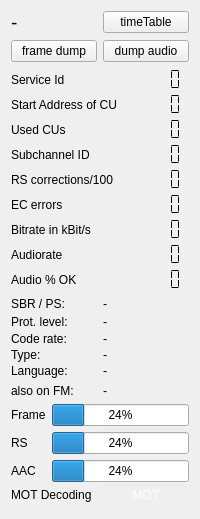
This is forms/technical_data.ui in tomneda/DABstar as Qt 5 draws it before an edit. The edited form follows.
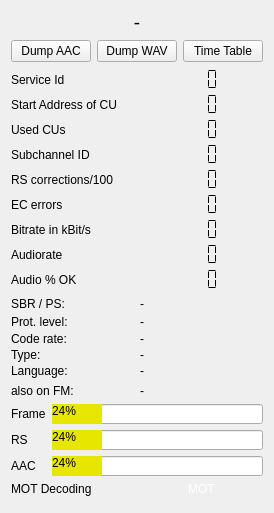
This is the edited form. Custom widgets are drawn as their Qt base class.

The edit to the form file:
```diff
--- a/forms/technical_data.ui
+++ b/forms/technical_data.ui
@@ -12,6 +12,12 @@
       <layout class="QHBoxLayout" name="horizontalLayout_2">
        <item>
         <widget class="QLabel" name="programName">
+         <property name="maximumSize">
+          <size>
+           <width>16777215</width>
+           <height>40</height>
+          </size>
+         </property>
          <property name="font">
           <font>
            <pointsize>14</pointsize>
@@ -23,20 +29,13 @@
          <property name="text">
           <string>-</string>
          </property>
+         <property name="alignment">
+          <set>Qt::AlignCenter</set>
+         </property>
         </widget>
        </item>
       </layout>
      </item>
-     <item>
-      <widget class="QPushButton" name="timeTable_button">
-       <property name="toolTip">
-        <string>&lt;html&gt;&lt;head/&gt;&lt;body&gt;&lt;p&gt;If configured - opens a new windows with SPI (formerly called EPG) preview.&lt;/p&gt;&lt;p&gt;&lt;br/&gt;&lt;/p&gt;&lt;p&gt;Note that this is still work in progress.&lt;/p&gt;&lt;/body&gt;&lt;/html&gt;</string>
-       </property>
-       <property name="text">
-        <string>timeTable</string>
-       </property>
-      </widget>
-     </item>
     </layout>
    </item>
    <item>
@@ -47,7 +46,7 @@
         <string>&lt;html&gt;&lt;head/&gt;&lt;body&gt;&lt;p&gt;DAB+ audio services are encoded in an AAC format. &lt;/p&gt;&lt;p&gt;Touching this button will show a menu to store the AAC frames into a file.&lt;/p&gt;&lt;p&gt;As usual, touching the button again will close the output file. Programs like vlc can handle such files.&lt;/p&gt;&lt;/body&gt;&lt;/html&gt;</string>
        </property>
        <property name="text">
-        <string>frame dump</string>
+        <string>Dump AAC</string>
        </property>
       </widget>
      </item>
@@ -57,7 +56,17 @@
         <string>&lt;html&gt;&lt;head/&gt;&lt;body&gt;&lt;p&gt;The audio output can be saved as a file in uncompressed PCM format. &lt;/p&gt;&lt;p&gt;Touching this button will show a menu to save the PCM data into a file.&lt;/p&gt;&lt;p&gt;The output is a regular &amp;quot;.wav&amp;quot; file which can be handled by many other audio programs.&lt;/p&gt;&lt;/body&gt;&lt;/html&gt;</string>
        </property>
        <property name="text">
-        <string>dump audio</string>
+        <string>Dump WAV</string>
+       </property>
+      </widget>
+     </item>
+     <item>
+      <widget class="QPushButton" name="timeTable_button">
+       <property name="toolTip">
+        <string>&lt;html&gt;&lt;head/&gt;&lt;body&gt;&lt;p&gt;If configured - opens a new windows with SPI (formerly called EPG) preview.&lt;/p&gt;&lt;p&gt;&lt;br/&gt;Note that this is still work in progress.&lt;/p&gt;&lt;/body&gt;&lt;/html&gt;</string>
+       </property>
+       <property name="text">
+        <string>Time Table</string>
        </property>
       </widget>
      </item>
@@ -358,9 +367,24 @@
     <layout class="QGridLayout" name="gridLayout">
      <item row="2" column="2">
       <widget class="QProgressBar" name="aacError_display">
+       <property name="minimumSize">
+        <size>
+         <width>0</width>
+         <height>0</height>
+        </size>
+       </property>
+       <property name="maximumSize">
+        <size>
+         <width>16777215</width>
+         <height>20</height>
+        </size>
+       </property>
        <property name="toolTip">
         <string>&lt;html&gt;&lt;head/&gt;&lt;body&gt;&lt;p&gt;Indicator of the success rate of handling the AAC frames in the DAB+ transmissions.&lt;/p&gt;&lt;/body&gt;&lt;/html&gt;</string>
        </property>
+       <property name="styleSheet">
+        <string notr="true">QProgressBar::chunk { background: #e6e600; }</string>
+       </property>
        <property name="value">
         <number>24</number>
        </property>
@@ -368,9 +392,24 @@
      </item>
      <item row="0" column="2">
       <widget class="QProgressBar" name="frameError_display">
+       <property name="minimumSize">
+        <size>
+         <width>0</width>
+         <height>0</height>
+        </size>
+       </property>
+       <property name="maximumSize">
+        <size>
+         <width>16777215</width>
+         <height>20</height>
+        </size>
+       </property>
        <property name="toolTip">
         <string>&lt;html&gt;&lt;head/&gt;&lt;body&gt;&lt;p&gt;Frame errors. Indication of the quality of the DAB+ frame detection. 100 is good.&lt;/p&gt;&lt;/body&gt;&lt;/html&gt;</string>
        </property>
+       <property name="styleSheet">
+        <string notr="true">QProgressBar::chunk { background: #e6e600; }</string>
+       </property>
        <property name="value">
         <number>24</number>
        </property>
@@ -385,9 +424,24 @@
      </item>
      <item row="1" column="2">
       <widget class="QProgressBar" name="rsError_display">
+       <property name="minimumSize">
+        <size>
+         <width>0</width>
+         <height>0</height>
+        </size>
+       </property>
+       <property name="maximumSize">
+        <size>
+         <width>16777215</width>
+         <height>20</height>
+        </size>
+       </property>
        <property name="toolTip">
         <string>&lt;html&gt;&lt;head/&gt;&lt;body&gt;&lt;p&gt;Quality of the DAB+ frames. &lt;/p&gt;&lt;p&gt;Indicator for the amount of times meaning the frames contain more errors than the Reed Solomon correction can correct. &lt;/p&gt;&lt;p&gt;100 is good.&lt;/p&gt;&lt;/body&gt;&lt;/html&gt;</string>
        </property>
+       <property name="styleSheet">
+        <string notr="true">QProgressBar::chunk { background: #e6e600; }</string>
+       </property>
        <property name="value">
         <number>24</number>
        </property>
```
Left out of the diff: 2 changed lines with no effect on the pictures.
